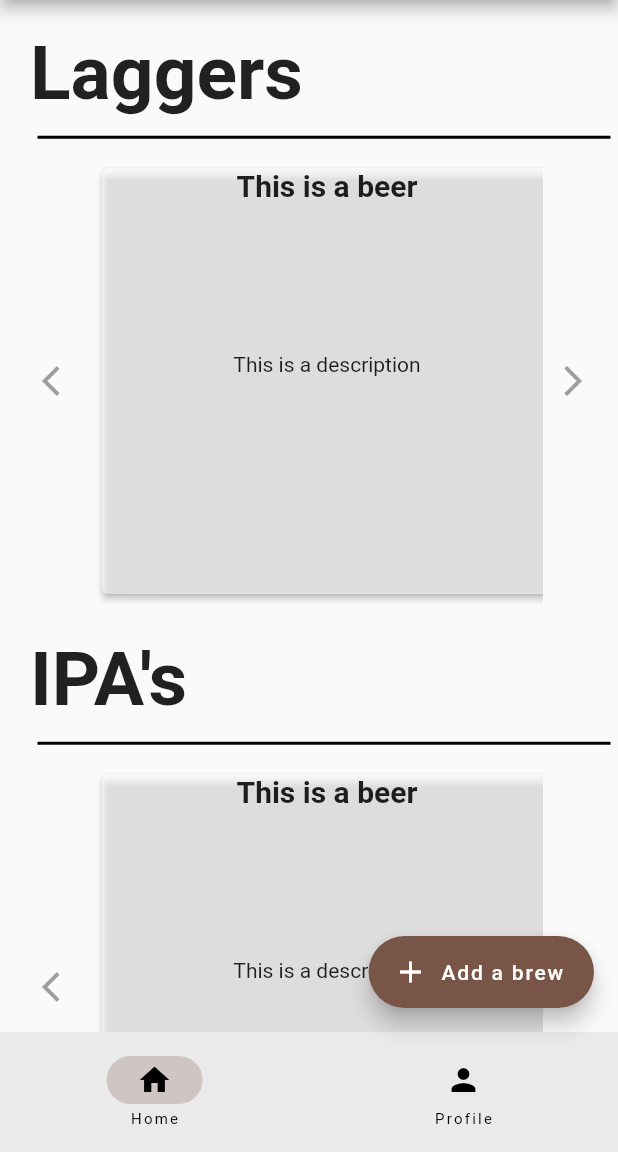
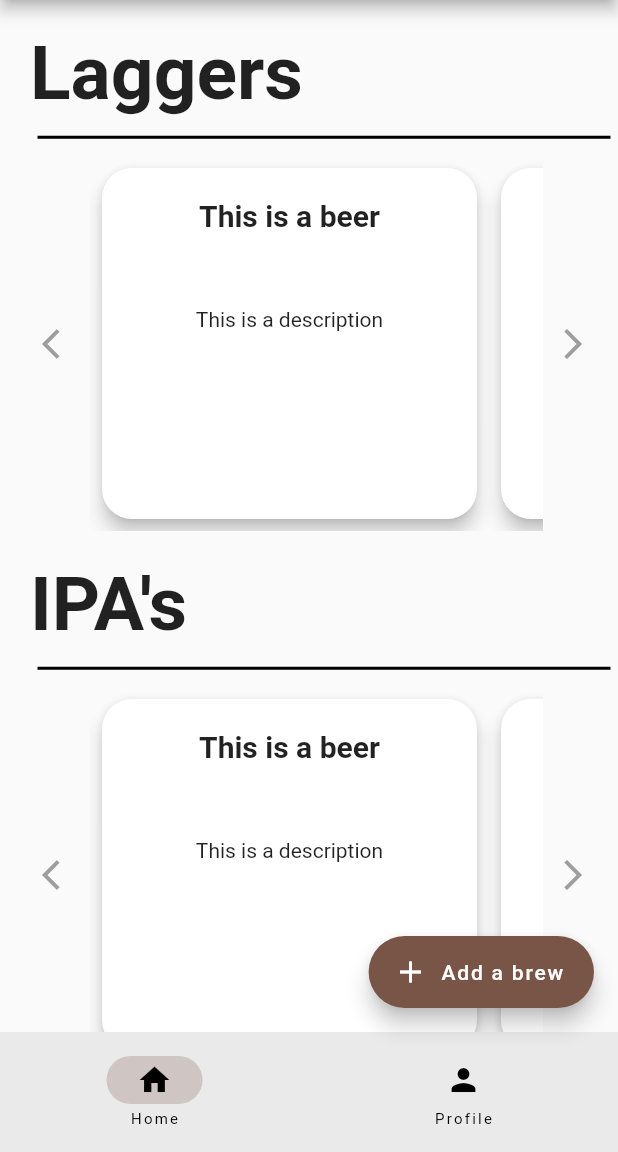
Before and after one commit to GregJans/poly_brewers, a Flutter app: the screen it shows after launch, on a phone screen of 412 x 824 dp, the part 84-1236 px from its top. Run offline on Flutter 3.47's test engine with Material 2 defaults, Android fonts, the light colour scheme and no system bars; missing offline and left inert: dart:html.

Commit message:
Slightly altered card widget

```diff
--- a/lib/category_list.dart
+++ b/lib/category_list.dart
@@ -49,7 +49,7 @@ final String name;
               ),
 
               SizedBox(
-                height: 300,
+                height: 250,
                 width: MediaQuery.of(context).size.width - 110, //removing 110 to accomodate arrows
                 child: ScrollConfiguration(
                   behavior: MyCustomScrollBehavior(),
--- a/lib/recipe_widget.dart
+++ b/lib/recipe_widget.dart
@@ -12,13 +12,17 @@ class RecipeState extends State<Recipe> {
   @override
   Widget build(BuildContext context) {
     return Card(
-            elevation: 2,
-            color: Colors.white54,
+            elevation: 5,
+            color: Colors.white,
             margin: const EdgeInsets.all(8),
+            shape: OutlineInputBorder(
+              borderRadius: BorderRadius.circular(20),
+              borderSide: const BorderSide(color: Colors.transparent),
+            ),
 
-            child: SizedBox(
-              width: 300,
-              height: 300,
+            child: Container(
+              padding: const EdgeInsets.all(20),
+              width: 250,
 
               child: Column(
                 children: const [
@@ -31,7 +35,7 @@ class RecipeState extends State<Recipe> {
                     ),
 
                   SizedBox(
-                    height: 100,
+                    height: 50,
                   ),
 
                   Text("This is a description"),
```
